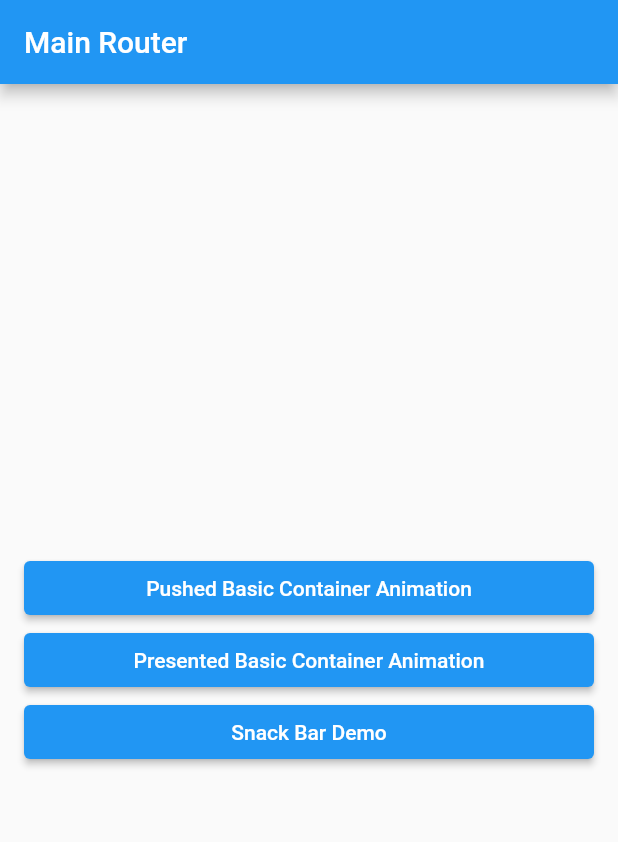
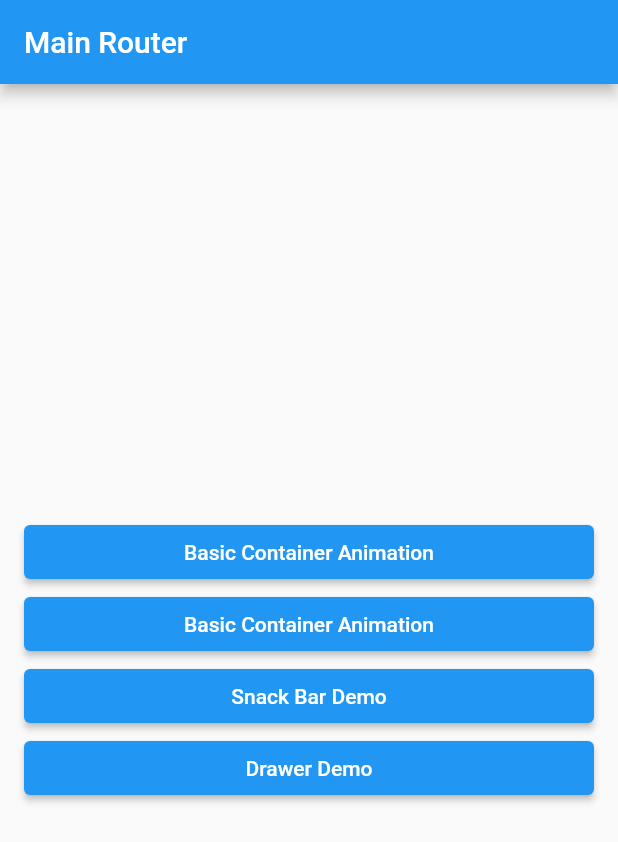
Before and after one commit to ageyman/flutter-demo-app, a Flutter app: the screen it shows after launch, on a phone screen of 412 x 824 dp. Shown: the top 842 px of the screen. Run offline on Flutter 3.47's test engine with Material 2 defaults, Android fonts, the phone set to English and light mode, and no system bars.

Commit message:
Add: route to Drawer demo

```diff
--- a/lib/MainRouter/MainRouter.dart
+++ b/lib/MainRouter/MainRouter.dart
@@ -23,11 +23,10 @@ class MainRouter extends StatelessWidget {
       padding: EdgeInsets.symmetric(horizontal: 16.0),
       shrinkWrap: true,
       children: [
-        CustomElevatedButton(
-            'Pushed ${Routes.secondRoute}', Navigate.push),
-        CustomElevatedButton(
-            'Presented ${Routes.secondRoute}', Navigate.present),
-        CustomElevatedButton(Routes.thirdRoute, Navigate.push)
+        CustomElevatedButton(Routes.secondRoute, Navigate.push),
+        CustomElevatedButton(Routes.secondRoute, Navigate.present),
+        CustomElevatedButton(Routes.thirdRoute, Navigate.push),
+        CustomElevatedButton(Routes.forthRoute, Navigate.push),
       ],
     );
   }
--- a/lib/main.dart
+++ b/lib/main.dart
@@ -1,5 +1,6 @@
 import 'package:flutter/material.dart';
 import 'package:flutter_navigation_app/BasicContainerAnimation/BasicContainerAnimation.dart';
+import 'package:flutter_navigation_app/DrawerDemo/DrawerDemo.dart';
 
 import 'MainRouter/MainRouter.dart';
 import 'SnackBarDemo/SnackBarDemo.dart';
@@ -9,12 +10,13 @@ class Routes {
   static const mainRoute = '/';
   static const secondRoute = 'Basic Container Animation';
   static const thirdRoute = 'Snack Bar Demo';
-  static const forthRoute = '';
+  static const forthRoute = 'Drawer Demo';
 
   static final appRoutes = {
     Routes.mainRoute: (context) => MainRouter(),
     Routes.secondRoute: (context) => BasicContainerAnimation(),
     Routes.thirdRoute: (context) => SnackBarDemo(),
+    Routes.forthRoute: (context) => DrawerDemo(),
   };
 }
 
```
Also changed, not shown: lib/DrawerDemo/DrawerDemo.dart (added, +27 -0 lines).
